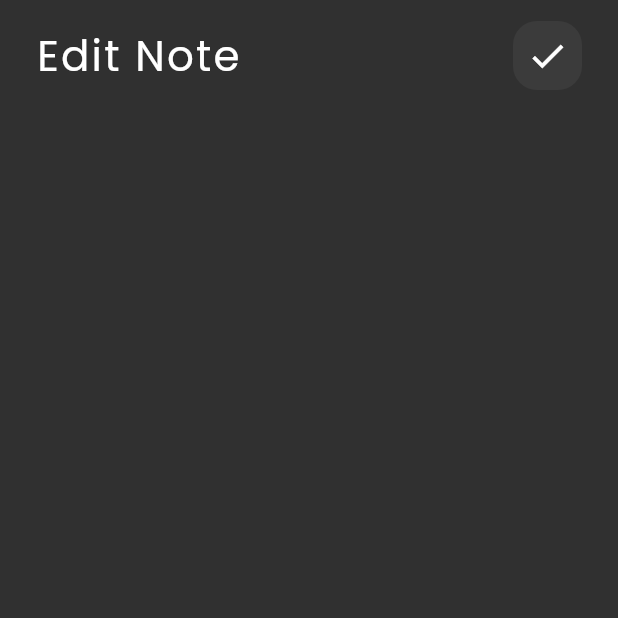
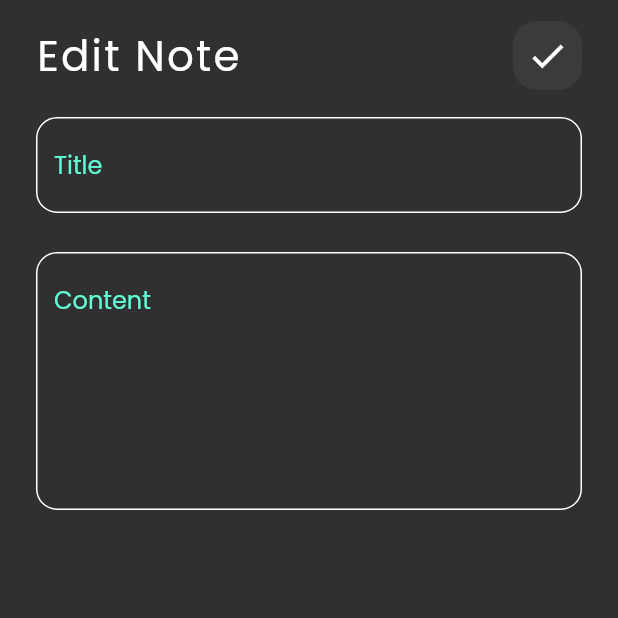
Before and after one commit to Osama-Abo-Reda/notes_app, a Flutter app: the EditNoteView screen opened directly, on a phone screen of 412 x 824 dp, the top half of it. Run offline on Flutter 3.47's test engine with Material 2 defaults, Android fonts, the phone set to English and light mode, and no system bars; our stand-ins replace font_awesome_flutter.

Commit message:
edd note view ui done

```diff
--- a/lib/views/widgets/edit_view_body.dart
+++ b/lib/views/widgets/edit_view_body.dart
@@ -1,5 +1,6 @@
 import 'package:flutter/material.dart';
 import 'package:notes_app/views/widgets/custom_app_bar.dart';
+import 'package:notes_app/views/widgets/custom_text_field.dart';
 
 class EditNoteViewBody extends StatelessWidget {
   const EditNoteViewBody({super.key});
@@ -22,6 +23,16 @@ class EditNoteViewBody extends StatelessWidget {
           SizedBox(
             height: 18.0,
           ),
+          CustomTextField(
+            hint: 'Title',
+          ),
+          SizedBox(
+            height: 26.0,
+          ),
+          CustomTextField(
+            hint: 'Content',
+            maxLines: 6,
+          )
         ],
       ),
     );
```
